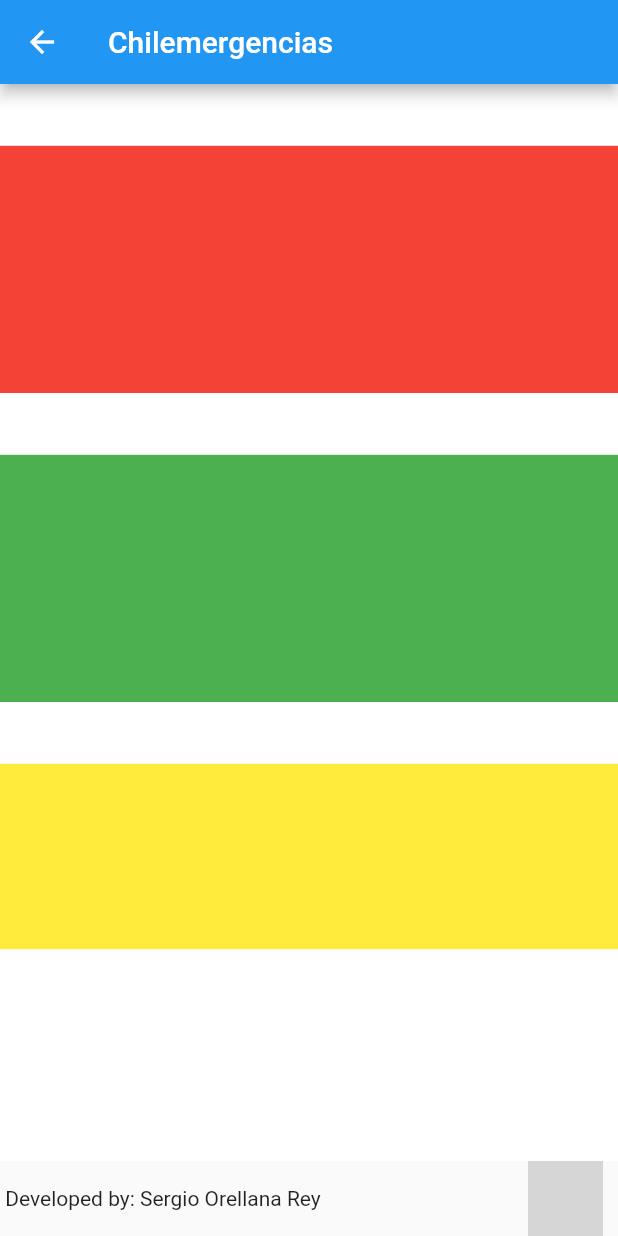
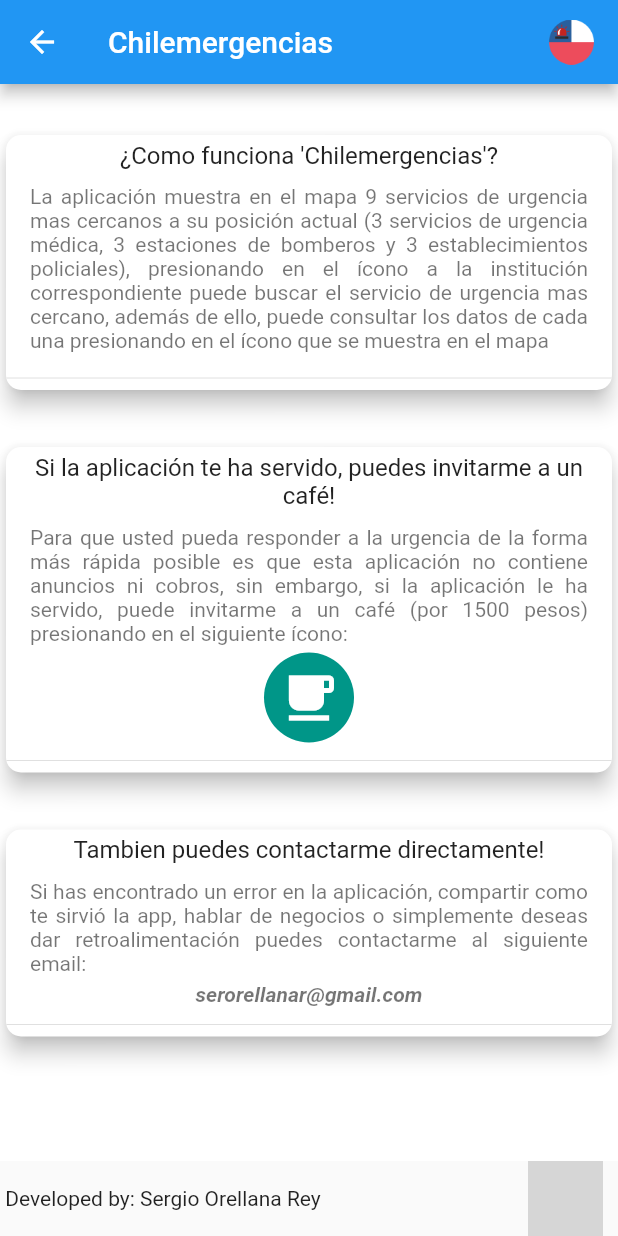
Before and after one commit to SergioOrellanaR/chilemergencias, a Flutter app: the InformationPage screen opened by its route, on a phone screen of 412 x 824 dp. Run offline on Flutter 3.47's test engine with Material 2 defaults, Android fonts, the phone set to English and light mode, and no system bars; our stand-ins replace latlong, location; missing offline and left inert: location_permissions, mapbox_gl; grey boxes are pictures that could not be loaded.

Commit message:
Se agrega página de información

```diff
--- a/lib/src/pages/InformationPage.dart
+++ b/lib/src/pages/InformationPage.dart
@@ -4,66 +4,115 @@ class InformationPage extends StatelessWidget {
   @override
   Widget build(BuildContext context) {
     return Scaffold(
-      appBar: _appBar(context),
-      body: SafeArea(child: _body(context)),
+      appBar: _appBar(),
+      body: SafeArea(
+          child: ListView(
+        children: _body(),
+      )),
       backgroundColor: Colors.white,
       bottomSheet: _footer(),
     );
   }
 
-  Widget _body(BuildContext context) {
-    Size screenSize = MediaQuery.of(context).size;
-    return Column(
-      children: <Widget>[
-        SizedBox(height: screenSize.height * 0.05),
-        _information(screenSize),
-        SizedBox(height: screenSize.height * 0.05),
-        _donate(screenSize),
-        SizedBox(height: screenSize.height * 0.05),
-        _aboutMe(screenSize),
-        Expanded(
-          child: SizedBox(),
-        )
-      ],
-    );
+  List<Widget> _body() {
+    List<Widget> bodyList = [
+      SizedBox(height: 30.0),
+      _information(),
+      SizedBox(height: 30.0),
+      _donate(),
+      SizedBox(height: 30.0),
+      _contactMe(),
+    ];
+
+    return bodyList;
   }
 
-  AppBar _appBar(BuildContext context) {
+  AppBar _appBar() {
     return AppBar(
       title: Row(
         children: <Widget>[
           Text("Chilemergencias"),
+          Expanded(child: SizedBox()),
+          Image(
+              image: AssetImage("assets/chilemergenciasIcon/Logo.png"),
+              width: 30,
+              height: 30)
         ],
       ),
     );
   }
 
-  Widget _information(Size screenSize) {
-    return Container(
-      height: screenSize.height * 0.2,
-      width: double.infinity,
-      color: Colors.red,
+  Widget _information() {
+    return _card(
+        title: "¿Como funciona 'Chilemergencias'?",
+        description:
+            "La aplicación muestra en el mapa 9 servicios de urgencia mas cercanos a su posición actual (3 servicios de urgencia médica, 3 estaciones de bomberos y 3 establecimientos policiales), presionando en el ícono a la institución correspondiente puede buscar el servicio de urgencia mas cercano, además de ello, puede consultar los datos de cada una presionando en el ícono que se muestra en el mapa");
+  }
+
+  Widget _donate() {
+    return _card(
+        title: "Si la aplicación te ha servido, puedes invitarme a un café!",
+        description:
+            "Para que usted pueda responder a la urgencia de la forma más rápida posible es que esta aplicación no contiene anuncios ni cobros, sin embargo, si la aplicación le ha servido, puede invitarme a un café (por 1500 pesos) presionando en el siguiente ícono: ",
+        haveIcon: true);
+  }
+
+  Widget _contactMe() {
+    return _card(
+      title: "Tambien puedes contactarme directamente!",
+      description: "Si has encontrado un error en la aplicación, compartir como te sirvió la app, hablar de negocios o simplemente deseas dar retroalimentación puedes contactarme al siguiente email: ",
+      haveEmail: true
     );
   }
 
-  Widget _donate(Size screenSize) {
-    return Container(
-        height: screenSize.height * 0.2,
-        width: double.infinity,
-        color: Colors.green);
-  }
-
-  Widget _aboutMe(Size screenSize) {
-    return Container(
-      height: screenSize.height * 0.15,
-      width: double.infinity,
-      color: Colors.yellow,
+  Widget _card({String title, String description, bool haveIcon = false, bool haveEmail = false}) {
+    return Card(
+      child: Column(children: <Widget>[
+        ListTile(
+          title: Text(title, textAlign: TextAlign.center),
+          subtitle: Column(
+            children: <Widget>[
+              SizedBox(height: 10),
+              Text(description, textAlign: TextAlign.justify),
+              SizedBox(height: 5),
+              _donateIcon(haveIcon),
+              _email(haveEmail)
+            ],
+          ),
+          isThreeLine: true,
+        ),
+        Divider(),
+      ]),
+      borderOnForeground: true,
+      clipBehavior: Clip.antiAlias,
+      color: Colors.white,
+      elevation: 6.0,
+      semanticContainer: true,
+      shape: RoundedRectangleBorder(borderRadius: BorderRadius.circular(10.0)),
     );
   }
 
+  Widget _donateIcon(bool haveIcon) {
+    Container iconBuild = Container(
+      child: GestureDetector(
+          onTap: () {
+            //TODO: Agregar botón de donación.
+          },
+          child: Icon(
+            Icons.local_cafe,
+            color: Colors.white,
+            size: 40.0,
+          )),
+      height: 60.0,
+      width: 60.0,
+      decoration: BoxDecoration(color: Colors.teal, shape: BoxShape.circle),
+    );
+
+    return haveIcon ? iconBuild : Container();
+  }
+
   _footer() {
-    return Row(
-      children: <Widget>[
+    return Row(children: <Widget>[
       Text(" Developed by: Sergio Orellana Rey"),
       Expanded(child: SizedBox()),
       Image(
@@ -75,17 +124,12 @@ class InformationPage extends StatelessWidget {
       SizedBox(
         width: 10,
       )
-      ]
-    );
+    ]);
   }
 
-  GestureDetector _returnToPreviousScreen(BuildContext context) {
-    return GestureDetector(
-        onTap: () {
-          Navigator.pop(context);
-        },
-        child: Icon(
-          Icons.arrow_back,
-        ));
+  _email(bool haveEmail)
+  {
+    Text textEmail = Text("serorellanar@gmail.com", textAlign: TextAlign.center, style: TextStyle(fontStyle: FontStyle.italic, fontWeight: FontWeight.w600),);
+    return haveEmail ? textEmail : Container();
   }
 }
```
Also changed, not shown: 1 other file. Lines whose indentation alone changed are shown as unchanged.
